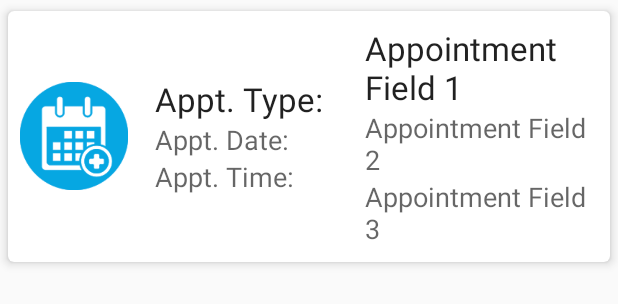
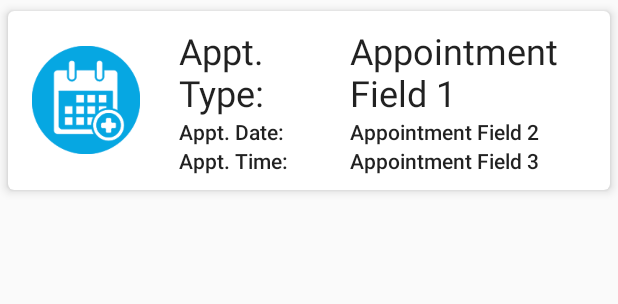
Before and after one commit to Sharptail/Alexia, an Android app: the layout item_appointments.xml on its own in the app's theme, with its tools: preview values and no code run, on a phone screen of 412 x 824 dp. Shown: the top 304 px of the screen. Run offline under Robolectric (Android 15) with nearby library versions, the phone set to English and light mode, and no system bars.

Commit message:
Spencer Latest

```diff
--- a/app/src/main/res/layout/item_appointments.xml
+++ b/app/src/main/res/layout/item_appointments.xml
@@ -27,35 +27,36 @@
                 android:layout_height="72dp"
                 android:layout_centerVertical="true"
                 android:layout_alignParentLeft="true"
+                android:layout_marginLeft="8dp"
                 android:src="@drawable/appicon" />
 
             <LinearLayout
-                android:layout_width="wrap_content"
+                android:layout_width="90dp"
                 android:id="@+id/appoint_detail_holder"
                 android:layout_height="wrap_content"
                 android:layout_centerVertical="true"
-                android:layout_marginLeft="16dp"
+                android:layout_marginLeft="24dp"
                 android:layout_toEndOf="@id/appointment_image"
                 android:orientation="vertical"
                 android:padding="2dp">
 
                 <TextView
                     android:id="@+id/appointment_detail1"
-                    style="@style/TextAppearance.AppCompat.Large"
+                    style="@style/TextAppearance.AppCompat.Headline"
                     android:layout_width="wrap_content"
                     android:layout_height="wrap_content"
                     tools:text="Appt. Type:" />
 
                 <TextView
                     android:id="@+id/appointment_detail2"
-                    style="@style/TextAppearance.AppCompat.Medium"
+                    style="@style/TextAppearance.AppCompat.Body2"
                     android:layout_width="wrap_content"
                     android:layout_height="wrap_content"
                     tools:text="Appt. Date:" />
 
                 <TextView
                     android:id="@+id/appointment_detail3"
-                    style="@style/TextAppearance.AppCompat.Medium"
+                    style="@style/TextAppearance.AppCompat.Body2"
                     android:layout_width="wrap_content"
                     android:layout_height="wrap_content"
                     tools:text="Appt. Time:" />
@@ -74,7 +75,7 @@
 
                 <TextView
                     android:id="@+id/appointment_field1"
-                    style="@style/TextAppearance.AppCompat.Large"
+                    style="@style/TextAppearance.AppCompat.Headline"
                     android:layout_width="wrap_content"
                     android:layout_height="wrap_content"
                     android:text=" "
@@ -82,14 +83,14 @@
 
                 <TextView
                     android:id="@+id/appointment_field2"
-                    style="@style/TextAppearance.AppCompat.Medium"
+                    style="@style/TextAppearance.AppCompat.Body2"
                     android:layout_width="wrap_content"
                     android:layout_height="wrap_content"
                     tools:text="Appointment Field 2" />
 
                 <TextView
                     android:id="@+id/appointment_field3"
-                    style="@style/TextAppearance.AppCompat.Medium"
+                    style="@style/TextAppearance.AppCompat.Body2"
                     android:layout_width="wrap_content"
                     android:layout_height="wrap_content"
                     tools:text="Appointment Field 3" />
```
Also changed, not shown: app/src/main/java/sg/edu/nyp/alexia/Checkin/AppointmentChecker.java (+28 -14 lines).
